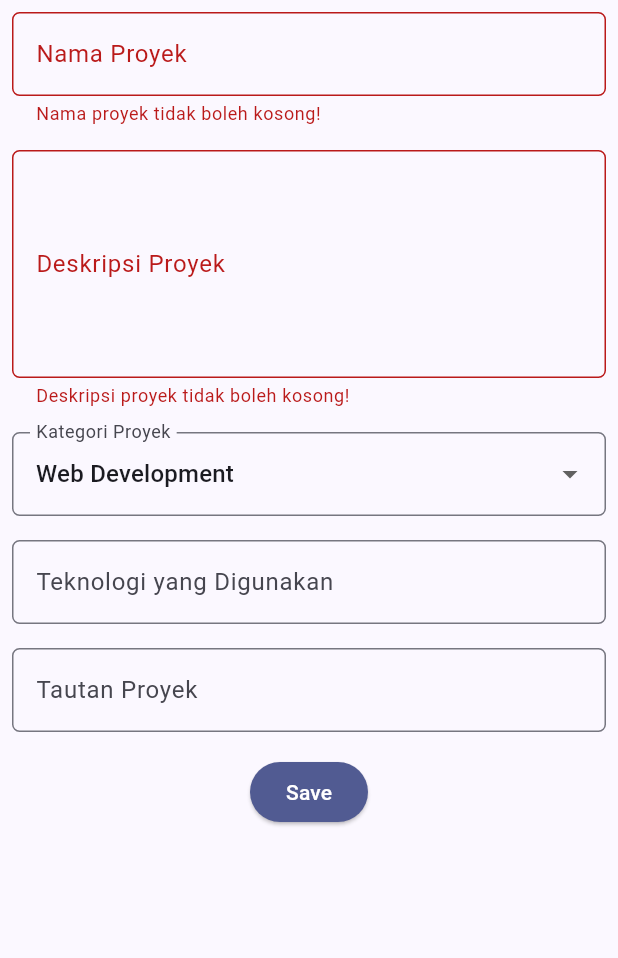
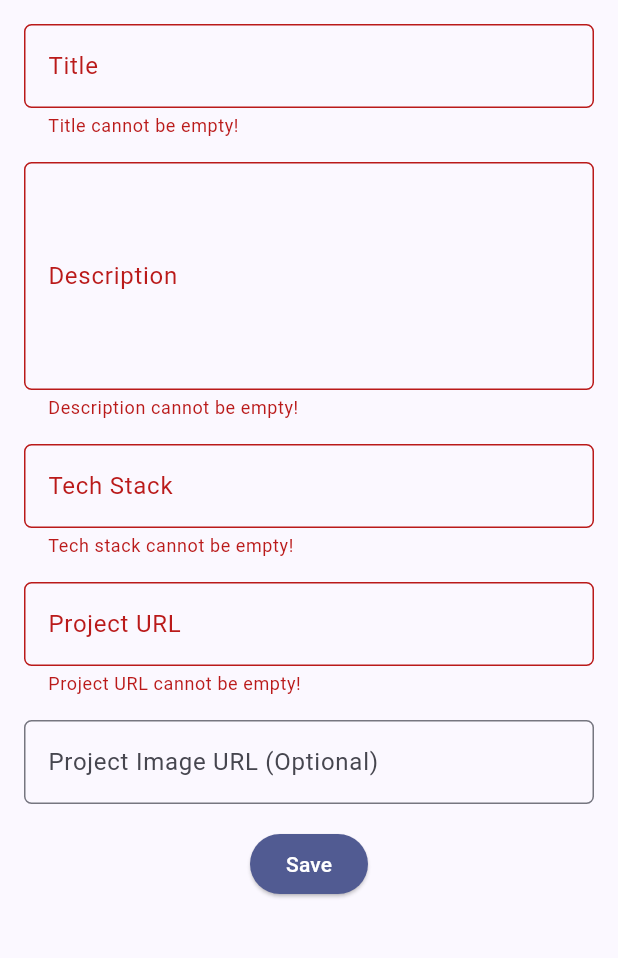
Before and after one commit to ahsanrifqi02-a/myportofolio_mobile, a Flutter app: the ProjectFormPage screen opened directly, after a tap on "Save", on a phone screen of 412 x 824 dp, the part 84-1042 px from its top. Run offline on Flutter 3.47's test engine with Material 3 defaults, Android fonts, the phone set to English and light mode, and no system bars; our stand-ins replace material_ui; generated files the repository leaves out were written again.

Commit message:
feat(ui): guard drawer/card actions and wire ProjectFormPage to authenticated POST API

```diff
--- a/lib/screens/project_form.dart
+++ b/lib/screens/project_form.dart
@@ -1,7 +1,12 @@
 import 'package:material_ui/material_ui.dart';
+import 'package:myportofolio_mobile/models/project.dart';
+import 'package:myportofolio_mobile/services/api_client.dart';
+import 'package:myportofolio_mobile/services/auth_state.dart';
+import 'package:myportofolio_mobile/widgets/auth_guard.dart';
 import 'package:myportofolio_mobile/widgets/left_drawer.dart';
+import 'package:provider/provider.dart';
 
-/// Halaman formulir untuk menambahkan data proyek baru.
+/// Halaman formulir untuk menambahkan data proyek baru ke backend DRF.
 class ProjectFormPage extends StatefulWidget {
   const ProjectFormPage({super.key});
 
@@ -12,19 +17,125 @@ class ProjectFormPage extends StatefulWidget {
 class _ProjectFormPageState extends State<ProjectFormPage> {
   final _formKey = GlobalKey<FormState>();
 
-  String _projectName = "";
-  String _description = "";
-  String _category = "Web Development"; // default
-  String _technologies = "";
-  String _projectLink = "";
+  String _title = '';
+  String _description = '';
+  String _techStack = '';
+  String _projectUrl = '';
+  String _projectImageUrl = '';
+  bool _isSubmitting = false;
 
-  final List<String> _categories = [
-    'Web Development',
-    'Mobile Development',
-    'Machine Learning',
-    'Data Science',
-    'Other',
-  ];
+  bool _isValidHttpUrl(String value) {
+    final uri = Uri.tryParse(value.trim());
+    return uri != null &&
+        (uri.scheme == 'http' || uri.scheme == 'https') &&
+        uri.host.isNotEmpty;
+  }
+
+  Future<void> _submit() async {
+    if (!_formKey.currentState!.validate()) return;
+
+    final authState = context.read<AuthState>();
+    final apiClient = context.read<ApiClient>();
+
+    final loggedIn = await ensureLoggedIn(context);
+    if (!mounted || !loggedIn) return;
+
+    final token = authState.token;
+    if (token == null) return;
+
+    final newProject = Project(
+      title: _title.trim(),
+      description: _description.trim(),
+      techStack: _techStack.trim(),
+      projectUrl: _projectUrl.trim(),
+      projectImageUrl: _projectImageUrl.trim(),
+    );
+
+    setState(() {
+      _isSubmitting = true;
+    });
+
+    try {
+      final created = await apiClient.createProject(newProject, token: token);
+      if (!mounted) return;
+
+      setState(() {
+        _isSubmitting = false;
+      });
+
+      await showDialog<void>(
+        context: context,
+        builder: (dialogContext) => AlertDialog(
+          title: const Text('Project saved successfully!'),
+          content: SingleChildScrollView(
+            child: Column(
+              crossAxisAlignment: CrossAxisAlignment.start,
+              mainAxisSize: MainAxisSize.min,
+              children: [
+                Text('Title: ${created.title}'),
+                Text('Description: ${created.description}'),
+                Text('Tech Stack: ${created.techStack}'),
+                Text('Project URL: ${created.projectUrl}'),
+                if (created.projectImageUrl.isNotEmpty)
+                  Text('Image URL: ${created.projectImageUrl}'),
+              ],
+            ),
+          ),
+          actions: [
+            TextButton(
+              onPressed: () => Navigator.pop(dialogContext),
+              child: const Text('OK'),
+            ),
+          ],
+        ),
+      );
+
+      if (!mounted) return;
+      _formKey.currentState!.reset();
+      _title = '';
+      _description = '';
+      _techStack = '';
+      _projectUrl = '';
+      _projectImageUrl = '';
+    } on ApiException catch (e) {
+      if (!mounted) return;
+      if (e.statusCode == 401) {
+        await authState.logout();
+        if (!mounted) return;
+        ScaffoldMessenger.of(context)
+          ..hideCurrentSnackBar()
+          ..showSnackBar(
+            const SnackBar(
+              content: Text('Session expired. Please log in again.'),
+            ),
+          );
+        await ensureLoggedIn(context);
+      } else {
+        ScaffoldMessenger.of(context)
+          ..hideCurrentSnackBar()
+          ..showSnackBar(
+            SnackBar(
+              content: Text('Failed to save project (HTTP ${e.statusCode}).'),
+            ),
+          );
+      }
+    } catch (_) {
+      if (!mounted) return;
+      ScaffoldMessenger.of(context)
+        ..hideCurrentSnackBar()
+        ..showSnackBar(
+          const SnackBar(
+            content: Text('Unable to reach server. Please try again.'),
+          ),
+        );
+    } finally {
+      if (mounted) {
+        setState(() {
+          _isSubmitting = false;
+        });
+      }
+    }
+  }
 
   @override
   Widget build(BuildContext context) {
@@ -32,11 +143,7 @@ class _ProjectFormPageState extends State<ProjectFormPage> {
 
     return Scaffold(
       appBar: AppBar(
-        title: const Center(
-          child: Text(
-            'Add Project Form',
-          ),
-        ),
+        title: const Center(child: Text('Add Project Form')),
         backgroundColor: primaryColor,
         foregroundColor: Colors.white,
       ),
@@ -44,28 +151,25 @@ class _ProjectFormPageState extends State<ProjectFormPage> {
       body: Form(
         key: _formKey,
         child: SingleChildScrollView(
+          padding: const EdgeInsets.all(8.0),
           child: Column(
             crossAxisAlignment: CrossAxisAlignment.start,
             children: [
-              // === Project Name ===
+              // === Title ===
               Padding(
                 padding: const EdgeInsets.all(8.0),
                 child: TextFormField(
                   decoration: InputDecoration(
-                    hintText: "Nama Proyek",
-                    labelText: "Nama Proyek",
+                    hintText: 'Project Title',
+                    labelText: 'Title',
                     border: OutlineInputBorder(
                       borderRadius: BorderRadius.circular(5.0),
                     ),
                   ),
-                  onChanged: (String? value) {
-                    setState(() {
-                      _projectName = value!;
-                    });
-                  },
-                  validator: (String? value) {
+                  onChanged: (value) => _title = value,
+                  validator: (value) {
                     if (value == null || value.trim().isEmpty) {
-                      return "Nama proyek tidak boleh kosong!";
+                      return 'Title cannot be empty!';
                     }
                     return null;
                   },
@@ -78,136 +182,113 @@ class _ProjectFormPageState extends State<ProjectFormPage> {
                 child: TextFormField(
                   maxLines: 5,
                   decoration: InputDecoration(
-                    hintText: "Deskripsi Proyek",
-                    labelText: "Deskripsi Proyek",
+                    hintText: 'Project Description',
+                    labelText: 'Description',
                     border: OutlineInputBorder(
                       borderRadius: BorderRadius.circular(5.0),
                     ),
                   ),
-                  onChanged: (String? value) {
-                    setState(() {
-                      _description = value!;
-                    });
-                  },
-                  validator: (String? value) {
+                  onChanged: (value) => _description = value,
+                  validator: (value) {
                     if (value == null || value.trim().isEmpty) {
-                      return "Deskripsi proyek tidak boleh kosong!";
+                      return 'Description cannot be empty!';
                     }
                     return null;
                   },
                 ),
               ),
 
-              // === Category ===
+              // === Tech Stack ===
               Padding(
                 padding: const EdgeInsets.all(8.0),
-                child: DropdownButtonFormField<String>(
+                child: TextFormField(
                   decoration: InputDecoration(
-                    labelText: "Kategori Proyek",
+                    hintText: 'e.g. Flutter, Django, PostgreSQL',
+                    labelText: 'Tech Stack',
                     border: OutlineInputBorder(
                       borderRadius: BorderRadius.circular(5.0),
                     ),
                   ),
-                  initialValue: _category,
-                  items: _categories
-                      .map((category) => DropdownMenuItem(
-                            value: category,
-                            child: Text(category),
-                          ))
-                      .toList(),
-                  onChanged: (String? newValue) {
-                    setState(() {
-                      _category = newValue!;
-                    });
+                  onChanged: (value) => _techStack = value,
+                  validator: (value) {
+                    if (value == null || value.trim().isEmpty) {
+                      return 'Tech stack cannot be empty!';
+                    }
+                    return null;
                   },
                 ),
               ),
 
-              // === Technologies ===
+              // === Project URL ===
               Padding(
                 padding: const EdgeInsets.all(8.0),
                 child: TextFormField(
+                  keyboardType: TextInputType.url,
                   decoration: InputDecoration(
-                    hintText: "Contoh: Flutter, Django, Figma",
-                    labelText: "Teknologi yang Digunakan",
+                    hintText: 'https://example.com/project',
+                    labelText: 'Project URL',
                     border: OutlineInputBorder(
                       borderRadius: BorderRadius.circular(5.0),
                     ),
                   ),
-                  onChanged: (String? value) {
-                    setState(() {
-                      _technologies = value!;
-                    });
+                  onChanged: (value) => _projectUrl = value,
+                  validator: (value) {
+                    if (value == null || value.trim().isEmpty) {
+                      return 'Project URL cannot be empty!';
+                    }
+                    if (!_isValidHttpUrl(value)) {
+                      return 'Enter a valid http:// or https:// URL!';
+                    }
+                    return null;
                   },
                 ),
               ),
 
-              // === Project Link ===
+              // === Project Image URL (Optional) ===
               Padding(
                 padding: const EdgeInsets.all(8.0),
                 child: TextFormField(
+                  keyboardType: TextInputType.url,
                   decoration: InputDecoration(
-                    hintText: "URL Proyek (opsional)",
-                    labelText: "Tautan Proyek",
+                    hintText: 'https://example.com/image.png',
+                    labelText: 'Project Image URL (Optional)',
                     border: OutlineInputBorder(
                       borderRadius: BorderRadius.circular(5.0),
                     ),
                   ),
-                  onChanged: (String? value) {
-                    setState(() {
-                      _projectLink = value!;
-                    });
+                  onChanged: (value) => _projectImageUrl = value,
+                  validator: (value) {
+                    if (value != null &&
+                        value.trim().isNotEmpty &&
+                        !_isValidHttpUrl(value)) {
+                      return 'Enter a valid http:// or https:// URL!';
+                    }
+                    return null;
                   },
                 ),
               ),
 
-              // === Tombol Simpan ===
+              // === Save Button ===
               Align(
                 alignment: Alignment.bottomCenter,
                 child: Padding(
                   padding: const EdgeInsets.all(8.0),
                   child: ElevatedButton(
-                    style: ButtonStyle(
-                      backgroundColor:
-                          WidgetStateProperty.all(primaryColor),
+                    style: ElevatedButton.styleFrom(
+                      backgroundColor: primaryColor,
+                      foregroundColor: Colors.white,
                     ),
-                    onPressed: () {
-                      if (_formKey.currentState!.validate()) {
-                        showDialog(
-                          context: context,
-                          builder: (context) {
-                            return AlertDialog(
-                              title: const Text('Proyek berhasil ditambahkan!'),
-                              content: SingleChildScrollView(
-                                child: Column(
-                                  crossAxisAlignment: CrossAxisAlignment.start,
-                                  children: [
-                                    Text('Nama Proyek: $_projectName'),
-                                    Text('Deskripsi: $_description'),
-                                    Text('Kategori: $_category'),
-                                    Text('Teknologi: $_technologies'),
-                                    Text('Tautan: $_projectLink'),
-                                  ],
-                                ),
-                              ),
-                              actions: [
-                                TextButton(
-                                  child: const Text('OK'),
-                                  onPressed: () {
-                                    Navigator.pop(context);
-                                    _formKey.currentState!.reset();
-                                  },
-                                ),
-                              ],
-                            );
-                          },
-                        );
-                      }
-                    },
-                    child: const Text(
-                      "Save",
-                      style: TextStyle(color: Colors.white),
-                    ),
+                    onPressed: _isSubmitting ? null : _submit,
+                    child: _isSubmitting
+                        ? const SizedBox(
+                            height: 20,
+                            width: 20,
+                            child: CircularProgressIndicator(
+                              strokeWidth: 2,
+                              color: Colors.white,
+                            ),
+                          )
+                        : const Text('Save'),
                   ),
                 ),
               ),
--- a/lib/widgets/left_drawer.dart
+++ b/lib/widgets/left_drawer.dart
@@ -1,7 +1,12 @@
 import 'package:material_ui/material_ui.dart';
 import 'package:myportofolio_mobile/screens/experience_form.dart';
+import 'package:myportofolio_mobile/screens/login_screen.dart';
 import 'package:myportofolio_mobile/screens/menu.dart';
 import 'package:myportofolio_mobile/screens/project_form.dart';
+import 'package:myportofolio_mobile/screens/project_list_screen.dart';
+import 'package:myportofolio_mobile/services/auth_state.dart';
+import 'package:myportofolio_mobile/widgets/auth_guard.dart';
+import 'package:provider/provider.dart';
 
 /// Widget drawer navigasi sisi kiri aplikasi MyPortfolio Mobile.
 class LeftDrawer extends StatelessWidget {
@@ -10,14 +15,13 @@ class LeftDrawer extends StatelessWidget {
   @override
   Widget build(BuildContext context) {
     final Color primaryColor = Theme.of(context).colorScheme.primary;
+    final bool isLoggedIn = context.watch<AuthState>().isLoggedIn;
 
     return Drawer(
       child: ListView(
         children: [
           DrawerHeader(
-            decoration: BoxDecoration(
-              color: primaryColor,
-            ),
+            decoration: BoxDecoration(color: primaryColor),
             child: const SingleChildScrollView(
               child: Column(
                 crossAxisAlignment: CrossAxisAlignment.start,
@@ -33,10 +37,7 @@ class LeftDrawer extends StatelessWidget {
                   SizedBox(height: 10),
                   Text(
                     'Explore personal projects and experiences!',
-                    style: TextStyle(
-                      fontSize: 15,
-                      color: Colors.white,
-                    ),
+                    style: TextStyle(fontSize: 15, color: Colors.white),
                   ),
                 ],
               ),
@@ -45,12 +46,21 @@ class LeftDrawer extends StatelessWidget {
           ListTile(
             leading: const Icon(Icons.home_outlined),
             title: const Text('Home'),
-            // Navigasi ke halaman utama portofolio
+            onTap: () {
+              Navigator.pushReplacement(
+                context,
+                MaterialPageRoute(builder: (context) => MyHomePage()),
+              );
+            },
+          ),
+          ListTile(
+            leading: const Icon(Icons.folder_special_outlined),
+            title: const Text('Projects'),
             onTap: () {
               Navigator.pushReplacement(
                 context,
                 MaterialPageRoute(
-                  builder: (context) => MyHomePage(),
+                  builder: (context) => const ProjectListScreen(),
                 ),
               );
             },
@@ -58,20 +68,18 @@ class LeftDrawer extends StatelessWidget {
           ListTile(
             leading: const Icon(Icons.add_circle_outline),
             title: const Text('Add Project'),
-            // Navigasi ke halaman tambah proyek
-            onTap: () {
-              Navigator.pushReplacement(
-                context,
-                MaterialPageRoute(
-                  builder: (context) => const ProjectFormPage(),
-                ),
+            onTap: () async {
+              final navigator = Navigator.of(context);
+              final ok = await ensureLoggedIn(context);
+              if (!ok) return;
+              navigator.pushReplacement(
+                MaterialPageRoute(builder: (_) => const ProjectFormPage()),
               );
             },
           ),
           ListTile(
             leading: const Icon(Icons.work_outline),
             title: const Text('Add Experience'),
-            // Navigasi ke halaman tambah pengalaman (Experience)
             onTap: () {
               Navigator.pushReplacement(
                 context,
@@ -81,6 +89,35 @@ class LeftDrawer extends StatelessWidget {
               );
             },
           ),
+          const Divider(),
+          if (!isLoggedIn)
+            ListTile(
+              leading: const Icon(Icons.login),
+              title: const Text('Login'),
+              onTap: () {
+                Navigator.pop(context);
+                Navigator.push(
+                  context,
+                  MaterialPageRoute(builder: (context) => const LoginScreen()),
+                );
+              },
+            )
+          else
+            ListTile(
+              leading: const Icon(Icons.logout),
+              title: const Text('Logout'),
+              onTap: () async {
+                final messenger = ScaffoldMessenger.of(context);
+                final authState = context.read<AuthState>();
+                Navigator.pop(context);
+                await authState.logout();
+                messenger
+                  ..hideCurrentSnackBar()
+                  ..showSnackBar(
+                    const SnackBar(content: Text('Logged out successfully.')),
+                  );
+              },
+            ),
         ],
       ),
     );
```
Also changed, not shown: lib/widgets/project_card.dart (+43 -28 lines).
